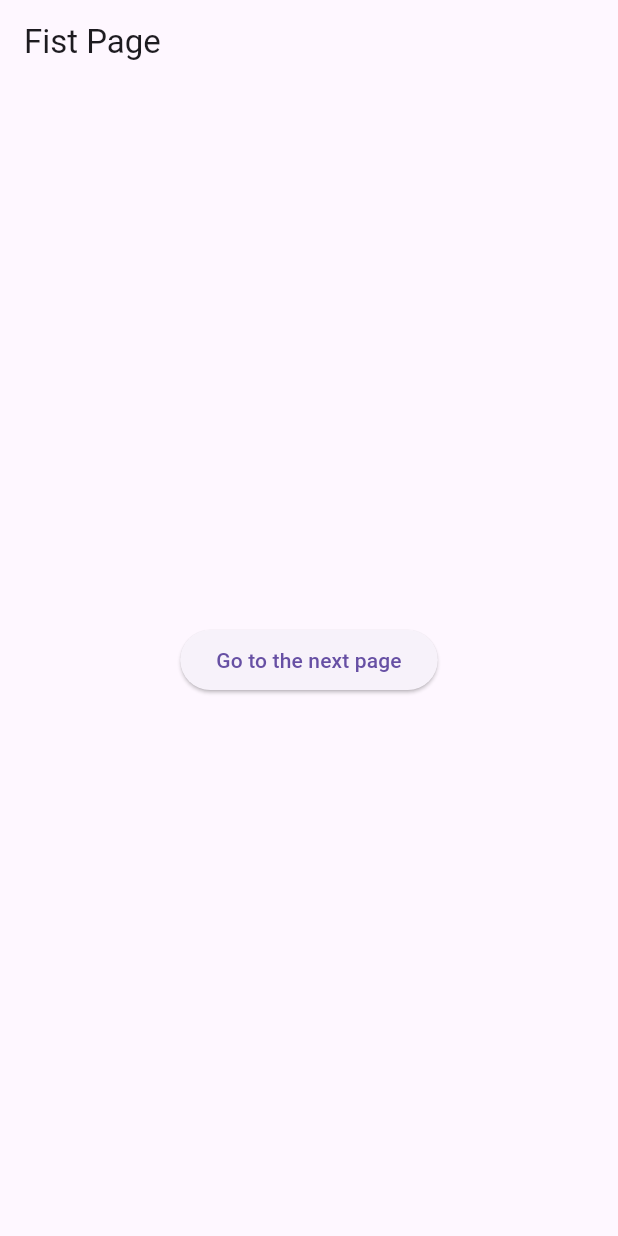
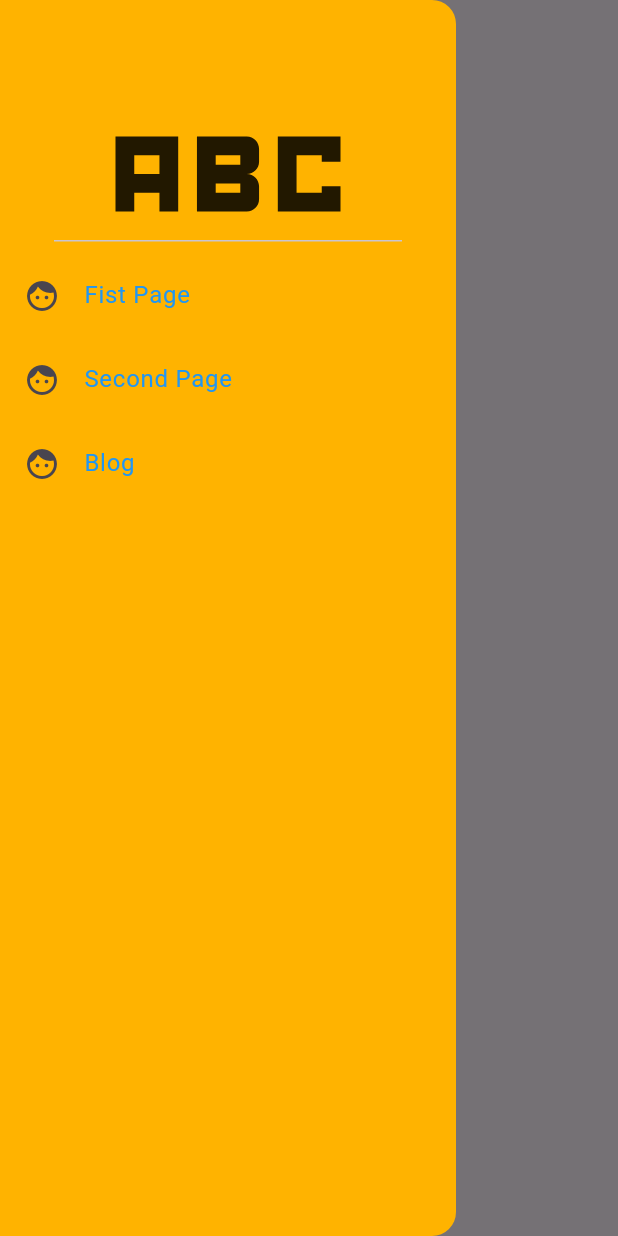
Before and after one commit to abeni-csa/dart-adventure, a Flutter app: the screen it shows after launch, with the side drawer open (before the commit the screen has no drawer), on a phone screen of 412 x 824 dp. Run offline on Flutter 3.47's test engine with Material 3 defaults, Android fonts, the phone set to English and light mode, and no system bars.

Commit message:
Drawer and Naviagtons pop

```diff
--- a/lib/pages/1stpage.dart
+++ b/lib/pages/1stpage.dart
@@ -8,6 +8,50 @@ class FirstPage extends StatelessWidget {
   Widget build(BuildContext context) {
     return Scaffold(
       appBar: AppBar(title: Text("Fist Page")),
+      drawer: Drawer(
+        backgroundColor: Colors.amber[600],
+        child: Column(
+          children: [
+            DrawerHeader(child: Icon(Icons.abc_sharp, size: 200)),
+            ListTile(
+              textColor: Colors.blue,
+              leading: Icon(Icons.face),
+              title: Text("Fist Page"),
+              onTap: () {
+                Navigator.pop(context);
+                Navigator.push(
+                  context,
+                  MaterialPageRoute(builder: (cxt) => FirstPage()),
+                );
+              },
+            ),
+            ListTile(
+              textColor: Colors.blue,
+              leading: Icon(Icons.face),
+              onTap: () {
+                Navigator.pop(context);
+                Navigator.push(
+                  context,
+                  MaterialPageRoute(builder: (cxt) => SecondPage()),
+                );
+              },
+              title: Text("Second Page"),
+            ),
+            ListTile(
+              textColor: Colors.blue,
+              leading: Icon(Icons.face),
+              onTap: () {
+                Navigator.pop(context);
+                Navigator.push(
+                  context,
+                  MaterialPageRoute(builder: (cxt) => FirstPage()),
+                );
+              },
+              title: Text("Blog"),
+            ),
+          ],
+        ),
+      ),
       body: Center(
         child: ElevatedButton(
           onPressed: () => {
```
